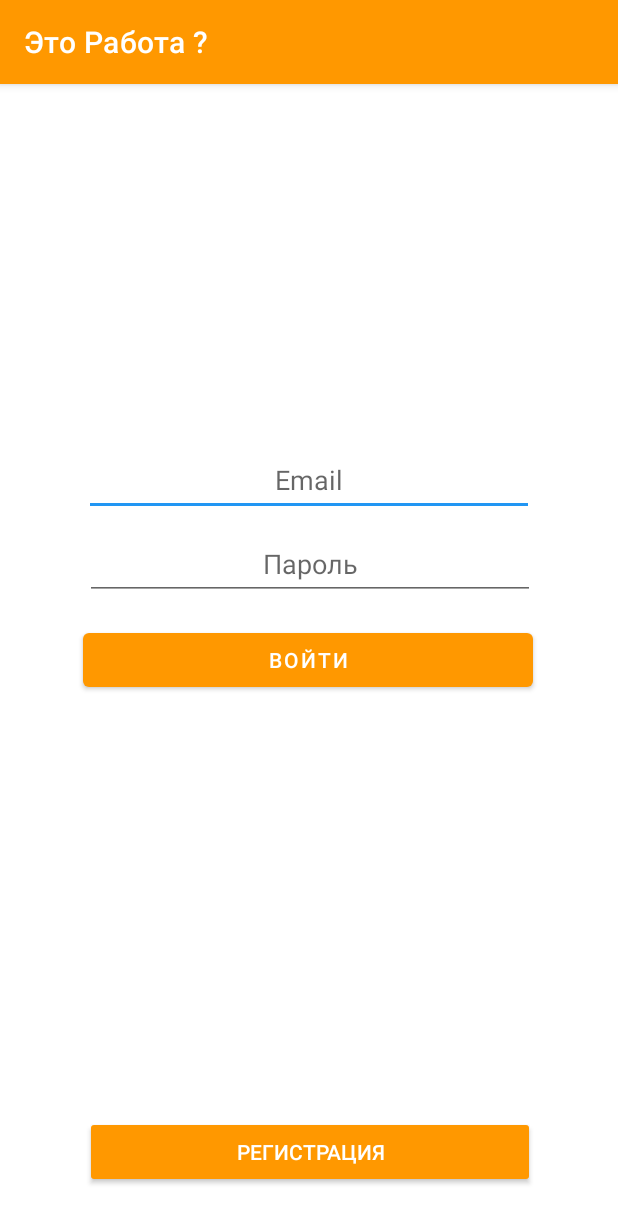
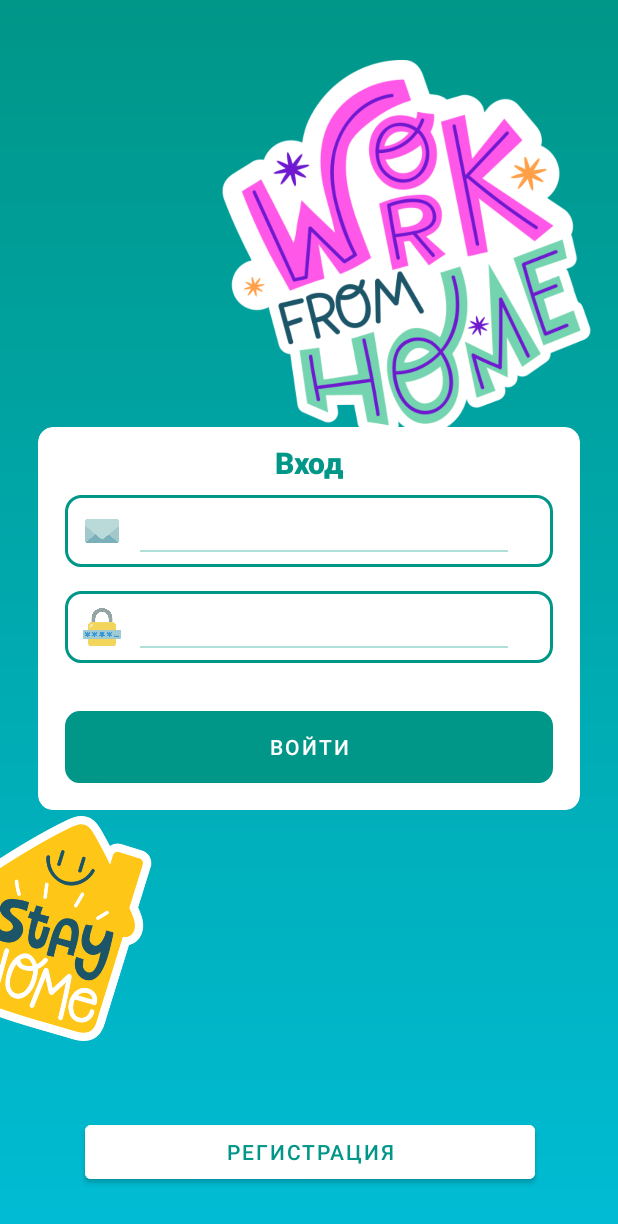
Before and after one commit to DaniilVdovin/ItsWork_Android_Java, an Android app: the screen it shows after launch (LoginActivity), on a phone screen of 412 x 824 dp. Shown: the top 1224 px of the screen. Run offline under Robolectric (Android 15) with nearby library versions, the phone set to English and light mode, and no system bars; libraries missing offline, so code that uses them is left out: com.loopj.android, cz.msebera.android; 5 statements that could not run were skipped.

Commit message:
Login UI + animation

```diff
--- a/app/build.gradle
+++ b/app/build.gradle
@@ -9,8 +9,8 @@ android {
         applicationId "com.daniilvdovin.iswork"
         minSdk 24
         targetSdk 30
-        versionCode 3
-        versionName "0.3"
+        versionCode 4
+        versionName "0.3.1"
 
         testInstrumentationRunner "androidx.test.runner.AndroidJUnitRunner"
     }
--- /dev/null
+++ b/app/src/main/res/drawable/bt_login_background.xml
@@ -0,0 +1,5 @@
+<?xml version="1.0" encoding="utf-8"?>
+<shape xmlns:android="http://schemas.android.com/apk/res/android">
+    <solid android:color="@color/purple_700"/>
+    <corners android:radius="10dp" />
+</shape>
--- /dev/null
+++ b/app/src/main/res/drawable/et_login_background.xml
@@ -0,0 +1,20 @@
+<?xml version="1.0" encoding="utf-8"?>
+<layer-list xmlns:android="http://schemas.android.com/apk/res/android">
+    <item android:height="48dp">
+        <shape>
+            <stroke android:color="@color/purple_700" android:width="2dp"/>
+            <corners android:radius="10dp"/>
+        </shape>
+    </item>
+    <item
+        android:height="1dp"
+        android:gravity="center_horizontal|bottom|right"
+        android:bottom="10dp"
+        android:right="30dp"
+        android:left="50dp">
+        <shape>
+            <solid android:color="#51009988"/>
+        </shape>
+    </item>
+    <item android:drawable="@drawable/ic_email_flat" android:height="25dp" android:width="25dp" android:gravity="center_vertical" android:start="12dp"/>
+</layer-list>
--- /dev/null
+++ b/app/src/main/res/drawable/et_password_background.xml
@@ -0,0 +1,28 @@
+<?xml version="1.0" encoding="utf-8"?>
+<layer-list xmlns:android="http://schemas.android.com/apk/res/android">
+    <item
+        android:height="48dp">
+        <shape>
+            <stroke
+                android:width="2dp"
+                android:color="@color/purple_700" />
+            <corners android:radius="10dp" />
+        </shape>
+    </item>
+    <item
+        android:height="1dp"
+        android:bottom="10dp"
+        android:gravity="center_horizontal|bottom|right"
+        android:right="30dp"
+        android:left="50dp">
+        <shape>
+            <solid android:color="#51009988" />
+        </shape>
+    </item>
+    <item
+        android:width="25dp"
+        android:height="25dp"
+        android:drawable="@drawable/ic_password_flat"
+        android:gravity="center_vertical"
+        android:start="12dp" />
+</layer-list>
--- a/app/src/main/res/drawable/ic_cool_background.xml
+++ /dev/null
@@ -1,58 +0,0 @@
-<vector xmlns:android="http://schemas.android.com/apk/res/android"
-    android:width="1200dp"
-    android:height="580dp"
-    android:viewportWidth="1200"
-    android:viewportHeight="580">
-  <path
-      android:pathData="M734.57,34.37c-28.69,61.72 -23.27,100.42 16.27,116.09 59.31,23.51 200.35,32.91 259.3,83.91 58.95,50.99 238.7,11.57 269.44,-75.95C1310.32,70.9 1365.67,-64 1073.81,-64c-194.58,0 -307.65,32.79 -339.24,98.37h-0z"
-      android:fillColor="#FFFA72"
-      android:fillType="nonZero"/>
-  <path
-      android:pathData="M312.35,156.24c19.44,172.83 97.2,281.18 233.25,325.06 204.08,65.82 614.17,92.15 861.68,234.94 247.5,142.78 687.06,32.4 631.65,-212.66C1983.51,258.52 1920.41,-119.2 1103.2,-119.2c-544.81,0 -808.42,91.81 -790.85,275.44l-0,0z"
-      android:fillColor="#151A80"
-      android:fillType="nonZero"/>
-  <path
-      android:pathData="M344.02,146.09c9.11,163.57 76.88,266.12 203.28,307.65 189.61,62.3 576.32,87.21 802.89,222.35 226.56,135.13 648.51,30.67 609.24,-201.27C1920.15,242.89 1880.73,-114.6 1107.3,-114.6c-515.63,0 -770.05,86.89 -763.28,260.69l-0,0z"
-      android:fillColor="#2A2A84"
-      android:fillType="nonZero"/>
-  <path
-      android:pathData="M376.49,135.93c0.23,154.31 58.9,251.05 176.03,290.24 175.69,58.77 539.23,82.28 746.06,209.76 206.82,127.49 610.23,28.93 585.05,-189.88C1858.45,227.25 1839.56,-110 1109.91,-110c-486.44,0 -730.91,81.98 -733.42,245.93l-0,0z"
-      android:fillColor="#403A89"
-      android:fillType="nonZero"/>
-  <path
-      android:pathData="M409.69,125.77c-7.34,145.05 43.08,235.99 151.25,272.82 162.27,55.24 502.85,77.34 691.03,197.18 188.17,119.84 572.2,27.19 559.25,-178.48C1798.27,211.61 1797.02,-105.4 1111.15,-105.4c-457.25,0 -691.07,77.06 -701.46,231.17l-0,0z"
-      android:fillColor="#554A8E"
-      android:fillType="nonZero"/>
-  <path
-      android:pathData="M443.57,115.62c-13.7,135.79 29.23,220.93 128.77,255.41 149.31,51.72 467.12,72.4 637.64,184.59 170.52,112.19 534.4,25.46 531.95,-167.09C1739.48,195.98 1753.22,-100.8 1111.13,-100.8c-428.07,0 -650.58,72.14 -667.56,216.42l-0,0z"
-      android:fillColor="#6A5A92"
-      android:fillType="nonZero"/>
-  <path
-      android:pathData="M478.08,105.46c-18.92,126.53 17.21,205.87 108.4,237.99 136.79,48.19 431.98,67.47 585.8,172.01 153.81,104.54 496.81,23.72 503.26,-155.7C1681.98,180.35 1708.25,-96.2 1109.94,-96.2c-398.88,0 -609.5,67.22 -631.86,201.66l-0,0z"
-      android:fillColor="#806A97"
-      android:fillType="nonZero"/>
-  <path
-      android:pathData="M513.18,95.31c-23.09,117.28 6.92,190.8 90.03,220.58 124.66,44.67 397.41,62.53 535.38,159.42 137.97,96.89 459.42,21.99 473.27,-144.3C1625.7,164.71 1662.19,-91.6 1107.65,-91.6c-369.69,0 -567.85,62.3 -594.47,186.91l-0,0z"
-      android:fillColor="#95799C"
-      android:fillType="nonZero"/>
-  <path
-      android:pathData="M548.83,85.15c-26.26,108.02 -1.76,175.74 73.52,203.16 112.92,41.14 363.38,57.59 486.33,146.84 122.95,89.24 422.21,20.25 442.05,-132.91C1570.57,149.07 1615.09,-87 1104.33,-87c-340.51,0 -525.67,57.38 -555.51,172.15l-0,0z"
-      android:fillColor="#AA89A0"
-      android:fillType="nonZero"/>
-  <path
-      android:pathData="M585,75c-28.49,98.76 -8.89,160.68 58.79,185.75 101.53,37.61 329.84,52.66 438.55,134.25 108.71,81.59 385.18,18.52 409.67,-121.52C1516.51,133.44 1567.01,-82.4 1100.04,-82.4c-311.32,0 -483,52.46 -515.03,157.4l-0,0z"
-      android:fillColor="#BF99A5"
-      android:fillType="nonZero"/>
-  <path
-      android:pathData="M621.68,64.84c-29.82,89.5 -14.57,145.61 45.76,168.34 90.49,34.09 296.79,47.72 392,121.66 95.21,73.94 348.32,16.78 376.19,-110.13C1463.5,117.81 1518,-77.8 1094.8,-77.8c-282.14,0 -439.84,47.55 -473.12,142.64l-0,0z"
-      android:fillColor="#D5A9AA"
-      android:fillType="nonZero"/>
-  <path
-      android:pathData="M658.85,54.68c-30.28,80.24 -18.82,130.55 34.36,150.92 79.78,30.56 264.19,42.78 346.63,109.08 82.43,66.29 311.62,15.04 341.63,-98.73C1411.48,102.17 1468.09,-73.2 1088.67,-73.2c-252.95,0 -396.22,42.63 -429.82,127.88l-0,0z"
-      android:fillColor="#EAB9AE"
-      android:fillType="nonZero"/>
-  <path
-      android:pathData="M696.48,44.53c-29.9,70.98 -21.71,115.49 24.55,133.51 69.39,27.03 232.05,37.85 302.41,96.49 70.35,58.64 275.08,13.31 306.04,-87.34C1360.43,86.54 1417.31,-68.6 1081.67,-68.6c-223.76,0 -352.16,37.71 -385.19,113.13l-0,0z"
-      android:fillColor="#FFC9B3"
-      android:fillType="nonZero"/>
-</vector>
--- /dev/null
+++ b/app/src/main/res/drawable/screen_login_bacground.xml
@@ -0,0 +1,26 @@
+<?xml version="1.0" encoding="utf-8"?>
+<layer-list xmlns:android="http://schemas.android.com/apk/res/android">
+    <item>
+        <shape>
+            <gradient
+                android:angle="-90"
+                android:startColor="@color/purple_700"
+                android:endColor="@color/teal_700"/>
+        </shape>
+    </item>
+    <item
+        android:drawable="@drawable/art_work_from_home"
+        android:gravity="right|top"
+        android:right="16dp"
+        android:top="40dp"
+        android:width="250dp"
+        android:height="250dp"
+        />
+    <item
+        android:drawable="@drawable/art_stay_home"
+        android:gravity="left|bottom"
+        android:bottom="130dp"
+        android:left="-40dp"
+        android:width="150dp"
+        android:height="150dp"/>
+</layer-list>
--- a/app/src/main/res/drawable/side_nav_bar.xml
+++ /dev/null
@@ -1,9 +0,0 @@
-<shape xmlns:android="http://schemas.android.com/apk/res/android"
-    android:shape="rectangle">
-    <gradient
-        android:angle="135"
-        android:centerColor="#009688"
-        android:endColor="#00695C"
-        android:startColor="#4DB6AC"
-        android:type="linear" />
-</shape>
--- a/app/src/main/res/layout/activity_login.xml
+++ b/app/src/main/res/layout/activity_login.xml
@@ -4,68 +4,131 @@
     xmlns:tools="http://schemas.android.com/tools"
     android:layout_width="match_parent"
     android:layout_height="match_parent"
+    android:background="@drawable/screen_login_bacground"
     tools:context=".ui.aut.LoginActivity">
+
+    <androidx.cardview.widget.CardView
+        android:layout_width="0dp"
+        android:layout_height="wrap_content"
+        android:layout_marginStart="20dp"
+        android:layout_marginEnd="20dp"
+        android:scaleX="1"
+        android:scaleY="1"
+        android:stateListAnimator="@animator/card_in_bounds"
+        app:cardCornerRadius="10dp"
+        app:cardElevation="0dp"
+        app:cardPreventCornerOverlap="true"
+        app:cardUseCompatPadding="true"
+        app:contentPadding="10dp"
+        app:layout_constraintBottom_toBottomOf="parent"
+        app:layout_constraintEnd_toEndOf="parent"
+        app:layout_constraintStart_toStartOf="parent"
+        app:layout_constraintTop_toTopOf="parent"
+        app:layout_constraintVertical_bias="0.5">
+
+        <LinearLayout
+            android:layout_width="match_parent"
+            android:layout_height="match_parent"
+            android:orientation="vertical">
+
+            <TextView
+                android:id="@+id/textView18"
+                android:layout_width="match_parent"
+                android:layout_height="wrap_content"
+                android:fontFamily="sans-serif-black"
+                android:text="@string/login_enter"
+                android:textAlignment="center"
+                android:textAllCaps="false"
+                android:textAppearance="@style/TextAppearance.AppCompat.Body1"
+                android:textColor="@color/purple_700"
+                android:textSize="20sp"
+                android:typeface="serif" />
+
+            <androidx.constraintlayout.widget.ConstraintLayout
+                android:layout_width="match_parent"
+                android:layout_height="match_parent">
 
                 <EditText
                     android:id="@+id/et_login"
-        android:layout_width="300dp"
+                    android:layout_width="0dp"
                     android:layout_height="48dp"
-        android:layout_marginTop="240dp"
+                    android:layout_marginStart="8dp"
+                    android:layout_marginTop="8dp"
+                    android:layout_marginEnd="8dp"
+                    android:background="@drawable/et_login_background"
+                    android:drawableTintMode="src_in"
+                    android:drawingCacheQuality="auto"
                     android:ems="10"
-        android:hint="@string/prompt_email"
                     android:inputType="textPersonName"
+                    android:paddingStart="10dp"
                     android:textAlignment="center"
                     app:layout_constraintEnd_toEndOf="parent"
                     app:layout_constraintStart_toStartOf="parent"
-        app:layout_constraintTop_toTopOf="parent" />
+                    app:layout_constraintTop_toTopOf="parent"
+                    tools:ignore="SpeakableTextPresentCheck" />
 
                 <EditText
                     android:id="@+id/et_password"
-        android:layout_width="300dp"
+                    android:layout_width="0dp"
                     android:layout_height="48dp"
-        android:layout_marginTop="8dp"
+                    android:layout_marginStart="8dp"
+                    android:layout_marginTop="16dp"
+                    android:layout_marginEnd="8dp"
+                    android:background="@drawable/et_password_background"
                     android:ems="10"
-        android:hint="@string/prompt_password"
                     android:inputType="textPassword"
                     android:textAlignment="center"
                     app:layout_constraintEnd_toEndOf="parent"
                     app:layout_constraintHorizontal_bias="0.504"
                     app:layout_constraintStart_toStartOf="parent"
-        app:layout_constraintTop_toBottomOf="@+id/et_login" />
+                    app:layout_constraintTop_toBottomOf="@+id/et_login"
+                    tools:ignore="SpeakableTextPresentCheck" />
 
                 <Button
                     android:id="@+id/b_login"
-        android:layout_width="300dp"
+                    android:layout_width="0dp"
                     android:layout_height="48dp"
-        android:layout_marginTop="16dp"
+                    android:layout_marginStart="8dp"
+                    android:layout_marginTop="32dp"
+                    android:layout_marginEnd="8dp"
+                    android:layout_marginBottom="8dp"
+                    android:background="@drawable/bt_login_background"
                     android:text="@string/action_sign_in_short"
+                    app:layout_constraintBottom_toBottomOf="parent"
                     app:layout_constraintEnd_toEndOf="parent"
                     app:layout_constraintHorizontal_bias="0.495"
                     app:layout_constraintStart_toStartOf="parent"
                     app:layout_constraintTop_toBottomOf="@+id/et_password" />
-
-    <Button
-        android:id="@+id/b_registration"
-        style="@style/Widget.AppCompat.Button"
-        android:layout_width="300dp"
-        android:layout_height="48dp"
-        android:layout_marginBottom="32dp"
-        android:text="@string/action_sign_in"
-        app:layout_constraintBottom_toBottomOf="parent"
-        app:layout_constraintEnd_toEndOf="parent"
-        app:layout_constraintHorizontal_bias="0.504"
-        app:layout_constraintStart_toStartOf="parent" />
 
                 <ProgressBar
                     android:id="@+id/wait_login_bar"
                     style="@style/Widget.AppCompat.ProgressBar.Horizontal"
                     android:layout_width="0dp"
                     android:layout_height="wrap_content"
+                    android:layout_marginStart="16dp"
+                    android:layout_marginEnd="16dp"
                     android:layout_marginBottom="48dp"
                     android:indeterminate="true"
-        android:indeterminateTint="@color/purple_500"
+                    android:indeterminateTint="@color/purple_700"
                     app:layout_constraintBottom_toBottomOf="@+id/b_login"
                     app:layout_constraintEnd_toEndOf="@+id/et_password"
                     app:layout_constraintStart_toStartOf="@+id/et_password"
                     app:layout_constraintTop_toBottomOf="@+id/et_password" />
             </androidx.constraintlayout.widget.ConstraintLayout>
+        </LinearLayout>
+
+    </androidx.cardview.widget.CardView>
+
+    <Button
+        android:id="@+id/b_registration"
+        android:layout_width="300dp"
+        android:layout_height="48dp"
+        android:layout_marginBottom="32dp"
+        android:backgroundTint="@color/white"
+        android:text="@string/action_sign_in"
+        android:textColor="?attr/colorPrimary"
+        app:layout_constraintBottom_toBottomOf="parent"
+        app:layout_constraintEnd_toEndOf="parent"
+        app:layout_constraintHorizontal_bias="0.504"
+        app:layout_constraintStart_toStartOf="parent" />
+</androidx.constraintlayout.widget.ConstraintLayout>
--- a/app/src/main/res/values-night/themes.xml
+++ b/app/src/main/res/values-night/themes.xml
@@ -1,9 +1,9 @@
 <resources xmlns:tools="http://schemas.android.com/tools">
     <!-- Base application theme. -->
-    <style name="Theme.IsWork" parent="Theme.MaterialComponents.DayNight.DarkActionBar">
+    <style name="Theme.IsWork" parent="Theme.MaterialComponents.DayNight.NoActionBar">
         <!-- Primary brand color. -->
-        <item name="colorPrimary">@color/purple_200</item>
-        <item name="colorPrimaryVariant">@color/purple_700</item>
+        <item name="colorPrimary">@color/purple_700</item>
+        <item name="colorPrimaryVariant">@color/purple_500</item>
         <item name="colorOnPrimary">@color/black</item>
         <!-- Secondary brand color. -->
         <item name="colorSecondary">@color/teal_200</item>
--- a/app/src/main/res/values/strings.xml
+++ b/app/src/main/res/values/strings.xml
@@ -26,5 +26,6 @@
     <!-- TODO: Remove or change this placeholder text -->
     <string name="hello_blank_fragment">Hello blank fragment</string>
     <string name="nav_create_task">Создать задание</string>
+    <string name="login_enter">Вход</string>
 
 </resources>
--- a/app/src/main/res/values/themes.xml
+++ b/app/src/main/res/values/themes.xml
@@ -1,9 +1,9 @@
 <resources xmlns:tools="http://schemas.android.com/tools">
     <!-- Base application theme. -->
-    <style name="Theme.IsWork" parent="Theme.MaterialComponents.DayNight.DarkActionBar">
+    <style name="Theme.IsWork" parent="Theme.MaterialComponents.DayNight.NoActionBar">
         <!-- Primary brand color. -->
-        <item name="colorPrimary">@color/purple_500</item>
-        <item name="colorPrimaryVariant">@color/purple_700</item>
+        <item name="colorPrimary">@color/purple_700</item>
+        <item name="colorPrimaryVariant">@color/purple_500</item>
         <item name="colorOnPrimary">@color/white</item>
         <!-- Secondary brand color. -->
         <item name="colorSecondary">@color/teal_200</item>
@@ -20,6 +20,5 @@
     </style>
 
     <style name="Theme.IsWork.AppBarOverlay" parent="ThemeOverlay.AppCompat.Dark.ActionBar" />
-
     <style name="Theme.IsWork.PopupOverlay" parent="ThemeOverlay.AppCompat.Light" />
 </resources>
```
Also changed, not shown: app/src/main/res/animator/card_in_bounds.xml (added, +12 -0 lines), app/src/main/res/drawable/art_stay_home.png (added), app/src/main/res/drawable/art_work_from_home.png (added), app/src/main/res/drawable/ic_email_flat.png (added), app/src/main/res/drawable/ic_password_flat.png (added). Lines whose indentation alone changed are shown as unchanged.
